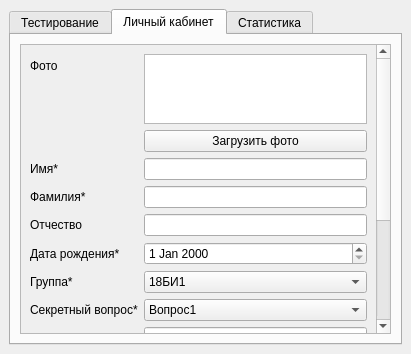
Before: the Qt Designer form interface/Windows/user.ui in JuliaZimina/Intellectual-testing-system, drawn with Qt 5.
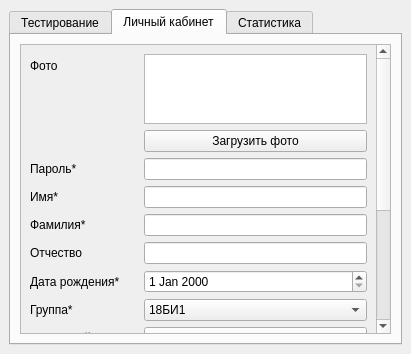
After: the same form once the commit is applied.

```diff
--- a/interface/Windows/user.ui
+++ b/interface/Windows/user.ui
@@ -75,9 +75,9 @@
            <property name="geometry">
             <rect>
              <x>0</x>
-             <y>-124</y>
+             <y>0</y>
              <width>354</width>
-             <height>434</height>
+             <height>459</height>
             </rect>
            </property>
            <layout class="QFormLayout" name="formLayout_2">
@@ -98,54 +98,54 @@
               </property>
              </widget>
             </item>
-            <item row="2" column="0">
+            <item row="3" column="0">
              <widget class="QLabel" name="label_7">
               <property name="text">
                <string>Имя*</string>
               </property>
              </widget>
             </item>
-            <item row="2" column="1">
+            <item row="3" column="1">
              <widget class="QLineEdit" name="nameLine"/>
             </item>
-            <item row="3" column="0">
+            <item row="4" column="0">
              <widget class="QLabel" name="label_6">
               <property name="text">
                <string>Фамилия*</string>
               </property>
              </widget>
             </item>
-            <item row="3" column="1">
+            <item row="4" column="1">
              <widget class="QLineEdit" name="surnameLine"/>
             </item>
-            <item row="4" column="0">
+            <item row="5" column="0">
              <widget class="QLabel" name="label_13">
               <property name="text">
                <string>Отчество</string>
               </property>
              </widget>
             </item>
-            <item row="4" column="1">
+            <item row="5" column="1">
              <widget class="QLineEdit" name="faternityLine"/>
             </item>
-            <item row="5" column="0">
+            <item row="6" column="0">
              <widget class="QLabel" name="label_8">
               <property name="text">
                <string>Дата рождения*</string>
               </property>
              </widget>
             </item>
-            <item row="5" column="1">
+            <item row="6" column="1">
              <widget class="QDateEdit" name="dateOfBirth"/>
             </item>
-            <item row="6" column="0">
+            <item row="7" column="0">
              <widget class="QLabel" name="label_9">
               <property name="text">
                <string>Группа*</string>
               </property>
              </widget>
             </item>
-            <item row="6" column="1">
+            <item row="7" column="1">
              <widget class="QComboBox" name="group">
               <item>
                <property name="text">
@@ -159,14 +159,14 @@
               </item>
              </widget>
             </item>
-            <item row="7" column="0">
+            <item row="8" column="0">
              <widget class="QLabel" name="label_10">
               <property name="text">
                <string>Секретный вопрос*</string>
               </property>
              </widget>
             </item>
-            <item row="7" column="1">
+            <item row="8" column="1">
              <widget class="QComboBox" name="question">
               <item>
                <property name="text">
@@ -185,58 +185,58 @@
               </item>
              </widget>
             </item>
-            <item row="8" column="0">
+            <item row="9" column="0">
              <widget class="QLabel" name="label_11">
               <property name="text">
                <string>Ответ*</string>
               </property>
              </widget>
             </item>
-            <item row="8" column="1">
+            <item row="9" column="1">
              <widget class="QLineEdit" name="answerLine"/>
             </item>
-            <item row="9" column="0">
+            <item row="10" column="0">
              <widget class="QLabel" name="label_3">
               <property name="text">
                <string>Эл. почта*</string>
               </property>
              </widget>
             </item>
-            <item row="9" column="1">
+            <item row="10" column="1">
              <widget class="QLineEdit" name="emailLine"/>
             </item>
-            <item row="10" column="0">
+            <item row="11" column="0">
              <widget class="QLabel" name="label_12">
               <property name="text">
                <string>Телефон</string>
               </property>
              </widget>
             </item>
-            <item row="10" column="1">
-             <widget class="QLineEdit" name="phoneLine"/>
-            </item>
             <item row="11" column="1">
+             <widget class="QLineEdit" name="phoneLine"/>
+            </item>
+            <item row="12" column="1">
              <widget class="QPushButton" name="accceptChangesButton">
               <property name="text">
                <string>Подтвердить изменения</string>
               </property>
              </widget>
             </item>
-            <item row="14" column="0" colspan="2">
+            <item row="15" column="0" colspan="2">
              <widget class="QPushButton" name="deleteUserButton">
               <property name="text">
                <string>Удалить пользователя</string>
               </property>
              </widget>
             </item>
-            <item row="15" column="0" colspan="2">
+            <item row="16" column="0" colspan="2">
              <widget class="QLabel" name="errorChangesLabel">
               <property name="text">
                <string/>
               </property>
              </widget>
             </item>
-            <item row="13" column="0" colspan="2">
+            <item row="14" column="0" colspan="2">
              <widget class="QLabel" name="label_2">
               <property name="text">
                <string>После внесения изменений, потребуется перезайти</string>
@@ -246,6 +246,16 @@
               </property>
              </widget>
             </item>
+            <item row="2" column="0">
+             <widget class="QLabel" name="label_4">
+              <property name="text">
+               <string>Пароль*</string>
+              </property>
+             </widget>
+            </item>
+            <item row="2" column="1">
+             <widget class="QLineEdit" name="passwordlineEdit"/>
+            </item>
            </layout>
           </widget>
          </widget>
```
